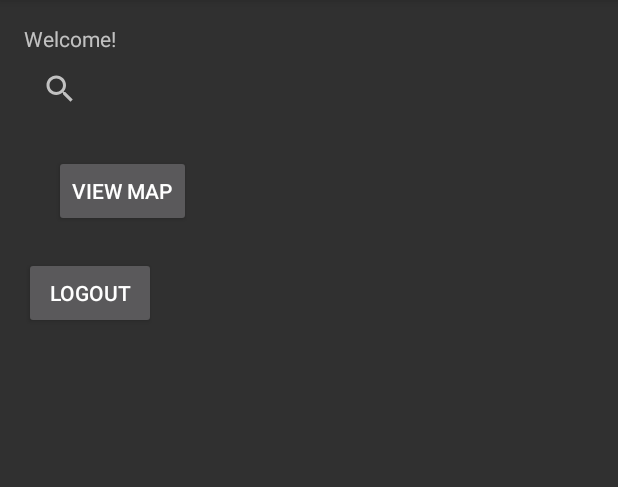
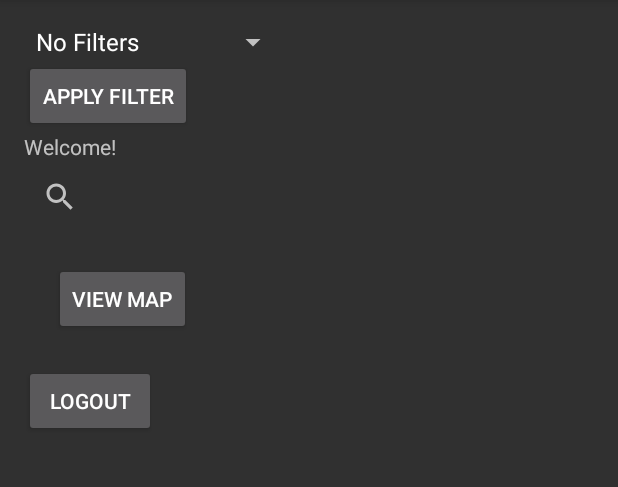
Before and after one commit to cinthyahPSU/Capstone, an Android app: the screen it shows after launch once a user with an empty profile is signed in (MainActivity), on a phone screen of 412 x 824 dp, the part 84-571 px from its top. Run offline under Robolectric (Android 15) with nearby library versions, the phone set to English and light mode, and no system bars; our stand-ins replace Firebase (no records; nobody signed in at launch, a user with empty details on screens opened directly), Volley.

Commit message:
Sprint 2: changes to activity_main.xml, AndroidManifest.xml, build.gradle.kts, MainActivity.java new commits activity_map.xml, MapActivity.java

```diff
--- a/app/src/main/res/layout/activity_main.xml
+++ b/app/src/main/res/layout/activity_main.xml
@@ -3,6 +3,18 @@
     android:layout_height="match_parent"
     android:orientation="vertical"
     android:padding="16dp">
+    <Spinner
+        android:id="@+id/filter_spinner"
+        android:layout_width="wrap_content"
+        android:layout_height="wrap_content"
+        android:entries="@array/filter_options" />
+
+    <Button
+        android:id="@+id/apply_filter_button"
+        android:layout_width="wrap_content"
+        android:layout_height="wrap_content"
+        android:text="Apply Filter" />
+
 
     <TextView
         android:id="@+id/welcome_text"
--- a/app/src/main/res/values/strings.xml
+++ b/app/src/main/res/values/strings.xml
@@ -1,3 +1,14 @@
 <resources>
     <string name="app_name">CoworkingFinds</string>
+
+    <string-array name="filter_options">
+        <item>No Filters</item>
+        <item>Within 1 km</item>
+        <item>Within 5 km</item>
+        <item>Cheap ($)</item>
+        <item>Mid-range ($$)</item>
+        <item>Expensive ($$$)</item>
+        <item>Has WiFi</item>
+        <item>Has Parking</item>
+    </string-array>
 </resources>
--- a/gradle.properties
+++ b/gradle.properties
@@ -19,3 +19,4 @@ android.useAndroidX=true
 # resources declared in the library itself and none from the library's dependencies,
 # thereby reducing the size of the R class for that library
 android.nonTransitiveRClass=true
+android.compilerFlags=-Xlint:deprecation
```
Also changed, not shown: app/build.gradle.kts (+7 -3 lines), app/src/main/java/com/example/coworkingfinds/MainActivity.java (+137 -89 lines), app/src/main/java/com/example/coworkingfinds/MapActivity.java (+19 -8 lines), 1 other file.
